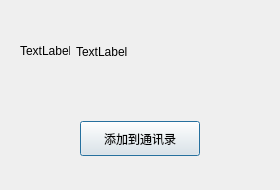
Old version of the form TianChat/findsuccessdlg.ui in the repository TianJinzi/TianChat.
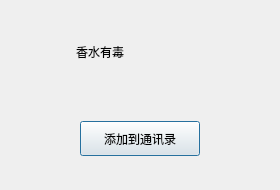
New version of the form. Custom widgets are drawn as their Qt base class.

Diff of the .ui file:
```diff
--- a/TianChat/findsuccessdlg.ui
+++ b/TianChat/findsuccessdlg.ui
@@ -44,14 +44,17 @@
          </size>
         </property>
         <property name="text">
-         <string>TextLabel</string>
+         <string/>
         </property>
        </widget>
       </item>
       <item>
        <widget class="QLabel" name="name_lb">
         <property name="text">
-         <string>TextLabel</string>
+         <string>香水有毒</string>
+        </property>
+        <property name="alignment">
+         <set>Qt::AlignCenter</set>
         </property>
        </widget>
       </item>
@@ -62,7 +65,7 @@
         </property>
         <property name="sizeHint" stdset="0">
          <size>
-          <width>155</width>
+          <width>40</width>
           <height>20</height>
          </size>
         </property>
```
Left out of the diff: 2 changed lines with no effect on the pictures.
